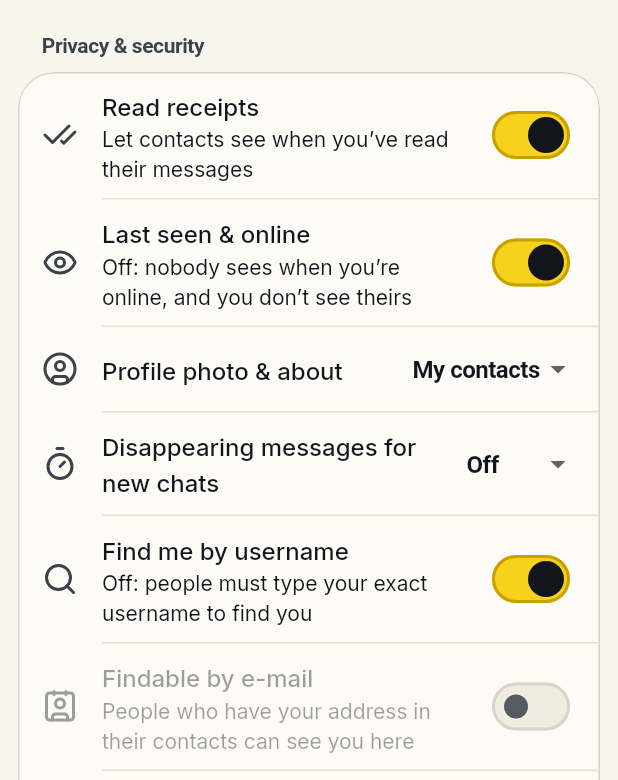
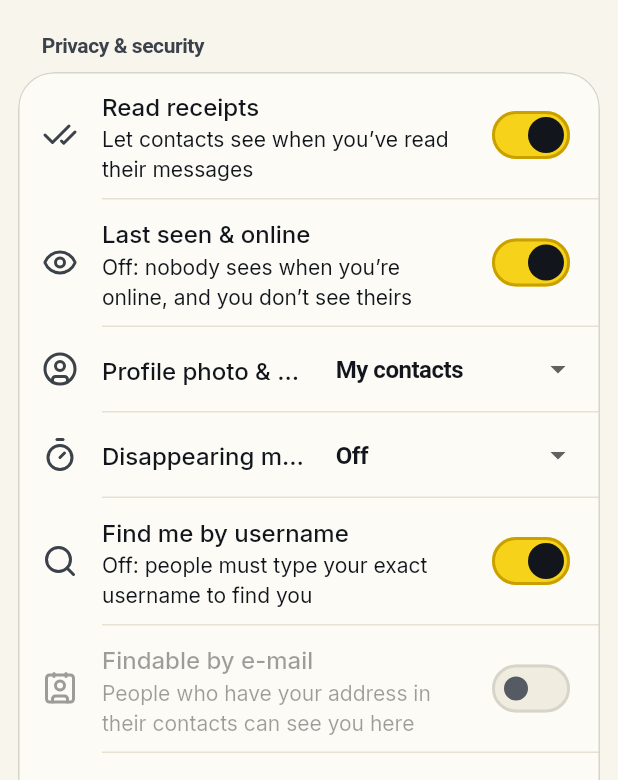
Before and after one commit to securelyhello/TheSecurelyHelloProject, a Flutter app: the SettingsScreen screen opened directly, scrolled down 576 dp, on a phone screen of 412 x 824 dp, the part 456-1236 px from its top. Run offline on Flutter 3.47's test engine with Material 3 defaults, Android fonts, the phone set to English and light mode, and no system bars; our stand-ins replace app_links, audioplayers, file_picker, firebase_core, firebase_messaging, flutter_contacts and 11 more; missing offline and left inert: flutter_webrtc, mobile_scanner, pinenacl, record; accounts and stored records are empty; network calls fail; Roboto replaces fonts that are missing (Chillax); key blocks and very long unbroken strings in the code were emptied for the run.

Commit message:
Polish: settings rows keep labels on one line, scrollable chat filters, brand-colour test story
Claude-Session: https://claude.ai/code/session_01AjYRFkxtG9Us5mffXJWdWN

```diff
--- a/lib/features/settings/screens/settings_screen.dart
+++ b/lib/features/settings/screens/settings_screen.dart
@@ -457,41 +457,51 @@ class _SettingsScreenState extends State<SettingsScreen> {
                       ListTile(
                         key: const ValueKey('settings-theme'),
                         leading: const Icon(LucideIcons.sunMoon),
-                        title: Text(L10n.of(context).settingsTheme),
-                        trailing: DropdownButton<ThemeMode>(
+                        title: _rowLabel(L10n.of(context).settingsTheme),
+                        trailing: _cappedTrailing(DropdownButton<ThemeMode>(
                           value: theme.mode,
                           underline: const SizedBox(),
+                          isExpanded: true,
                           items: [
                             for (final m in ThemeMode.values)
                               DropdownMenuItem(
                                 value: m,
-                                child: Text(switch (m) {
-                                  ThemeMode.system => L10n.of(context).themeSystem,
-                                  ThemeMode.light => L10n.of(context).themeLight,
-                                  ThemeMode.dark => L10n.of(context).themeDark,
-                                }),
+                                child: Text(
+                                  switch (m) {
+                                    ThemeMode.system => L10n.of(context).themeSystem,
+                                    ThemeMode.light => L10n.of(context).themeLight,
+                                    ThemeMode.dark => L10n.of(context).themeDark,
+                                  },
+                                  overflow: TextOverflow.ellipsis,
+                                ),
                               ),
                           ],
                           onChanged: (m) => m == null ? null : theme.set(m),
-                        ),
+                        )),
                       ),
                       Builder(builder: (context) {
                         final language = context.watch<LocaleController>();
                         return ListTile(
                           key: const ValueKey('settings-language'),
                           leading: const Icon(LucideIcons.languages),
-                          title: Text(L10n.of(context).settingsLanguage),
-                          trailing: DropdownButton<String>(
+                          title: _rowLabel(L10n.of(context).settingsLanguage),
+                          trailing: _cappedTrailing(DropdownButton<String>(
                             value: language.locale?.languageCode ?? '',
                             underline: const SizedBox(),
+                            isExpanded: true,
                             items: [
-                              DropdownMenuItem(value: '', child: Text(L10n.of(context).languageSystem)),
+                              DropdownMenuItem(
+                                  value: '',
+                                  child: Text(L10n.of(context).languageSystem,
+                                      overflow: TextOverflow.ellipsis)),
                               for (final e in LocaleController.names.entries)
-                                DropdownMenuItem(value: e.key, child: Text(e.value)),
+                                DropdownMenuItem(
+                                    value: e.key,
+                                    child: Text(e.value, overflow: TextOverflow.ellipsis)),
                             ],
                             onChanged: (code) =>
                                 language.set(code == null || code.isEmpty ? null : Locale(code)),
-                          ),
+                          )),
                         );
                       }),
                     ]);
@@ -533,12 +543,15 @@ class _SettingsScreenState extends State<SettingsScreen> {
                       ListTile(
                         key: const ValueKey('settings-sound'),
                         leading: const Icon(LucideIcons.music),
-                        title: const Text('Sound'),
-                        trailing: DropdownButton<String>(
+                        title: _rowLabel('Sound'),
+                        trailing: _cappedTrailing(DropdownButton<String>(
                           value: n.sound,
                           underline: const SizedBox(),
+                          isExpanded: true,
                           items: const [
-                            DropdownMenuItem(value: 'default', child: Text('Phone default')),
+                            DropdownMenuItem(
+                                value: 'default',
+                                child: Text('Phone default', overflow: TextOverflow.ellipsis)),
                             DropdownMenuItem(value: 'chime', child: Text('Chime')),
                             DropdownMenuItem(value: 'pop', child: Text('Pop')),
                             DropdownMenuItem(value: 'bell', child: Text('Bell')),
@@ -551,7 +564,7 @@ class _SettingsScreenState extends State<SettingsScreen> {
                                   setState(() {});
                                 }
                               : null,
-                        ),
+                        )),
                       ),
                     ]);
                   }),
@@ -622,20 +635,25 @@ class _SettingsScreenState extends State<SettingsScreen> {
                       builder: (context, snap) => ListTile(
                         key: const ValueKey('settings-profile-visible'),
                         leading: const Icon(LucideIcons.circleUser),
-                        title: const Text('Profile photo & about'),
-                        trailing: DropdownButton<bool>(
+                        title: _rowLabel('Profile photo & about'),
+                        trailing: _cappedTrailing(DropdownButton<bool>(
                           value: snap.data ?? true,
                           underline: const SizedBox(),
+                          isExpanded: true,
                           items: const [
-                            DropdownMenuItem(value: true, child: Text('My contacts')),
-                            DropdownMenuItem(value: false, child: Text('Nobody')),
+                            DropdownMenuItem(
+                                value: true,
+                                child: Text('My contacts', overflow: TextOverflow.ellipsis)),
+                            DropdownMenuItem(
+                                value: false,
+                                child: Text('Nobody', overflow: TextOverflow.ellipsis)),
                           ],
                           onChanged: (v) async {
                             if (v == null) return;
                             await chat.service.setProfileVisible(v);
                             setState(() {});
                           },
-                        ),
+                        )),
                       ),
                     ),
                     FutureBuilder<int>(
@@ -643,20 +661,24 @@ class _SettingsScreenState extends State<SettingsScreen> {
                       builder: (context, snap) => ListTile(
                         key: const ValueKey('settings-default-timer'),
                         leading: const Icon(LucideIcons.timer),
-                        title: const Text('Disappearing messages for new chats'),
-                        trailing: DropdownButton<int>(
+                        title: _rowLabel('Disappearing messages for new chats'),
+                        trailing: _cappedTrailing(DropdownButton<int>(
                           value: snap.data ?? 0,
                           underline: const SizedBox(),
+                          isExpanded: true,
                           items: [
                             for (final s in const [0, 86400, 604800])
-                              DropdownMenuItem(value: s, child: Text(ChatService.disappearLabel(s))),
+                              DropdownMenuItem(
+                                  value: s,
+                                  child: Text(ChatService.disappearLabel(s),
+                                      overflow: TextOverflow.ellipsis)),
                           ],
                           onChanged: (v) async {
                             if (v == null) return;
                             await chat.service.setDefaultDisappearing(v);
                             setState(() {});
                           },
-                        ),
+                        )),
                       ),
                     ),
                     SwitchListTile(
@@ -749,17 +771,20 @@ class _SettingsScreenState extends State<SettingsScreen> {
                       if (lock.enabled) ...[
                         ListTile(
                           leading: const Icon(LucideIcons.timer),
-                          title: const Text('Lock'),
-                          trailing: DropdownButton<int>(
+                          title: _rowLabel('Lock'),
+                          trailing: _cappedTrailing(DropdownButton<int>(
                             value: lock.timeoutSeconds,
                             underline: const SizedBox(),
+                            isExpanded: true,
                             items: [
                               for (final s in AppLockService.timeoutChoices)
                                 DropdownMenuItem(
-                                    value: s, child: Text(AppLockService.timeoutLabel(s))),
+                                    value: s,
+                                    child: Text(AppLockService.timeoutLabel(s),
+                                        overflow: TextOverflow.ellipsis)),
                             ],
                             onChanged: (v) => v == null ? null : lock.setTimeout(v),
-                          ),
+                          )),
                         ),
                         if (lock.biometricsSupported)
                           SwitchListTile(
@@ -1041,3 +1066,13 @@ class _EmailDiscoveryTileState extends State<_EmailDiscoveryTile> {
               },
       );
 }
+
+/// Row label for dropdown rows: stays on one line and never breaks mid-word,
+/// so the dropdown side gives up width first at large text scales.
+Widget _rowLabel(String text) => Text(text, softWrap: false, overflow: TextOverflow.ellipsis);
+
+/// Caps the dropdown side of a settings row so the label keeps its width.
+Widget _cappedTrailing(Widget dropdown) => ConstrainedBox(
+      constraints: const BoxConstraints(maxWidth: 160),
+      child: dropdown,
+    );
```
Also changed, not shown: lib/features/chat/screens/conversation_list_screen.dart (+20 -6 lines), 1 other file.
